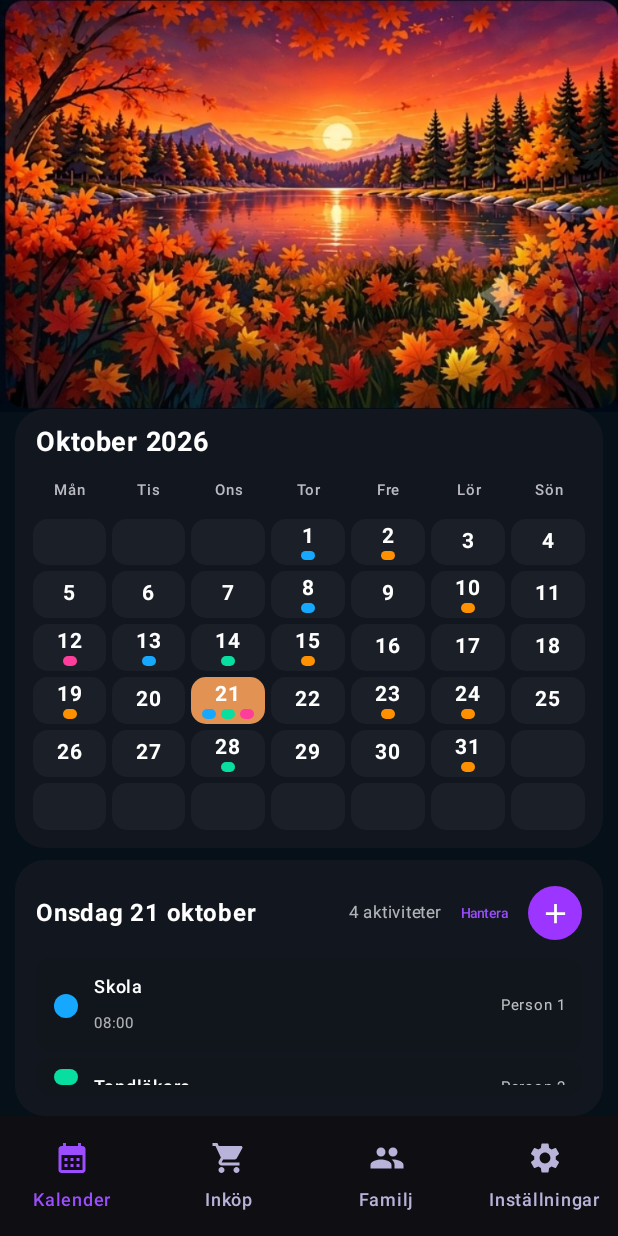
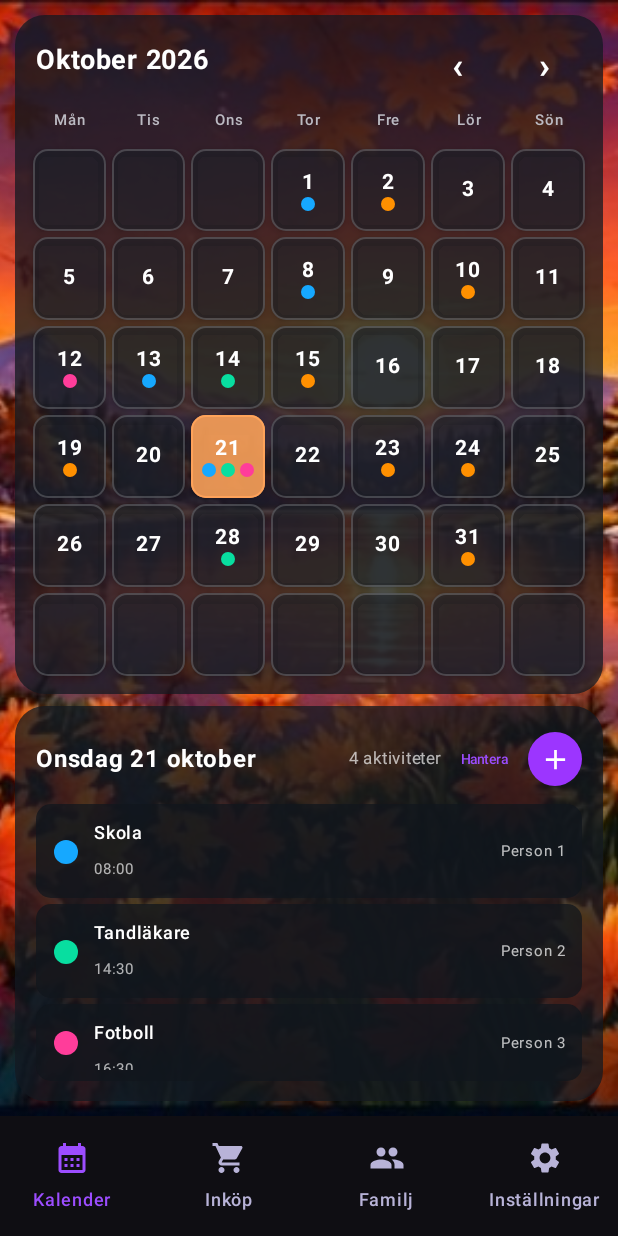
Before and after one commit to bananofil-wq/Familjekalender4.0, an Android app built with Jetpack Compose: the composable PreviewScreen shown on its own in the app's theme, on a phone screen of 412 x 824 dp. Run offline under Robolectric (Android 15) with nearby library versions, the phone set to English and light mode, and no system bars; network calls fail.

Commit message:
Implement full-screen glass calendar and month swipe

```diff
--- a/app/src/main/java/se/familjekalender/app/ExactCalendarScreen.kt
+++ b/app/src/main/java/se/familjekalender/app/ExactCalendarScreen.kt
@@ -3,8 +3,10 @@ package se.familjekalender.app
 import android.app.Activity
 import android.app.TimePickerDialog
 import android.widget.ImageView
+import androidx.compose.foundation.BorderStroke
 import androidx.compose.foundation.background
 import androidx.compose.foundation.clickable
+import androidx.compose.foundation.gestures.detectHorizontalDragGestures
 import androidx.compose.foundation.layout.*
 import androidx.compose.foundation.rememberScrollState
 import androidx.compose.foundation.shape.CircleShape
@@ -18,6 +20,7 @@ import androidx.compose.ui.Alignment
 import androidx.compose.ui.Modifier
 import androidx.compose.ui.draw.clip
 import androidx.compose.ui.graphics.Color
+import androidx.compose.ui.input.pointer.pointerInput
 import androidx.compose.ui.platform.LocalContext
 import androidx.compose.ui.text.font.FontWeight
 import androidx.compose.ui.text.style.TextAlign
@@ -61,18 +64,18 @@ internal fun ExactCalendarScreen(
     }
 
     BoxWithConstraints(Modifier.fillMaxSize().background(Color(0xFF061019))) {
-        val heroH = maxWidth * (2f / 3f)
-        val contentTop = heroH - 2.dp
-        val availableH = (maxHeight - contentTop).coerceAtLeast(360.dp)
+        SeasonalPhoto(mode, Modifier.matchParentSize())
 
-        SeasonalPhoto(mode, Modifier.fillMaxWidth().height(heroH))
+        fun moveMonth(delta: Long) {
+            val next = month.plusMonths(delta)
+            month = next
+            onSelect(next.atDay(1))
+        }
 
         Column(
             Modifier
-                .fillMaxWidth()
-                .padding(horizontal = 10.dp)
-                .offset(y = contentTop)
-                .height(availableH),
+                .fillMaxSize()
+                .padding(horizontal = 10.dp, vertical = 10.dp),
             verticalArrangement = Arrangement.spacedBy(8.dp)
         ) {
             MonthPanel(
@@ -82,7 +85,26 @@ internal fun ExactCalendarScreen(
                 events = events,
                 members = members,
                 accent = palette.accent,
-                modifier = Modifier.fillMaxWidth().weight(1.72f)
+                onPreviousMonth = { moveMonth(-1) },
+                onNextMonth = { moveMonth(1) },
+                modifier = Modifier
+                    .fillMaxWidth()
+                    .weight(1.72f)
+                    .pointerInput(month) {
+                        var drag = 0f
+                        detectHorizontalDragGestures(
+                            onDragStart = { drag = 0f },
+                            onHorizontalDrag = { _, amount -> drag += amount },
+                            onDragEnd = {
+                                when {
+                                    drag <= -70f -> moveMonth(1)
+                                    drag >= 70f -> moveMonth(-1)
+                                }
+                                drag = 0f
+                            },
+                            onDragCancel = { drag = 0f }
+                        )
+                    }
             )
             DayPanel(
                 date = date,
@@ -219,20 +241,30 @@ private fun MonthPanel(
     events: List<SyncEvent>,
     members: List<SyncMember>,
     accent: Color,
+    onPreviousMonth: () -> Unit,
+    onNextMonth: () -> Unit,
     modifier: Modifier
 ) {
     val offset = month.atDay(1).dayOfWeek.value - 1
     val monthName = month.month.getDisplayName(TextStyle.FULL, Locale("sv", "SE")).replaceFirstChar { it.uppercase() }
 
-    Card(modifier, shape = RoundedCornerShape(20.dp), colors = CardDefaults.cardColors(containerColor = Color(0xF3131820))) {
+    Card(modifier, shape = RoundedCornerShape(20.dp), colors = CardDefaults.cardColors(containerColor = Color(0xBF131820))) {
         Column(Modifier.fillMaxSize().padding(horizontal = 10.dp, vertical = 10.dp)) {
+            Row(Modifier.fillMaxWidth(), verticalAlignment = Alignment.CenterVertically) {
                 Text(
                     "$monthName ${month.year}",
                     color = Color.White,
                     fontSize = 18.sp,
                     fontWeight = FontWeight.Bold,
-                modifier = Modifier.padding(start = 4.dp, bottom = 8.dp)
+                    modifier = Modifier.weight(1f).padding(start = 4.dp, bottom = 8.dp)
                 )
+                TextButton(onClick = onPreviousMonth, contentPadding = PaddingValues(horizontal = 6.dp, vertical = 0.dp)) {
+                    Text("‹", color = Color.White, fontSize = 24.sp, fontWeight = FontWeight.Bold)
+                }
+                TextButton(onClick = onNextMonth, contentPadding = PaddingValues(horizontal = 6.dp, vertical = 0.dp)) {
+                    Text("›", color = Color.White, fontSize = 24.sp, fontWeight = FontWeight.Bold)
+                }
+            }
             Row(Modifier.fillMaxWidth()) {
                 listOf("Mån", "Tis", "Ons", "Tor", "Fre", "Lör", "Sön").forEach {
                     Text(
@@ -257,7 +289,14 @@ private fun MonthPanel(
 
                         Card(
                             colors = CardDefaults.cardColors(
-                                containerColor = if (selectedDay) accent.copy(alpha = .88f) else Color(0xFF1B2028)
+                                containerColor = if (selectedDay) accent.copy(alpha = .88f) else Color(0x991B2028)
+                            ),
+                            border = BorderStroke(
+                                1.dp,
+                                if (selectedDay) accent.copy(alpha = .95f) else Color.White.copy(alpha = .18f)
+                            ),
+                            elevation = CardDefaults.cardElevation(
+                                defaultElevation = if (selectedDay) 6.dp else 3.dp
                             ),
                             shape = RoundedCornerShape(10.dp),
                             modifier = Modifier
@@ -326,7 +365,7 @@ private fun DayPanel(
 ) {
     var selectedEvent by remember { mutableStateOf<SyncEvent?>(null) }
 
-    Card(modifier, shape = RoundedCornerShape(20.dp), colors = CardDefaults.cardColors(containerColor = Color(0xF3131820))) {
+    Card(modifier, shape = RoundedCornerShape(20.dp), colors = CardDefaults.cardColors(containerColor = Color(0xBF131820))) {
         Column(Modifier.fillMaxSize().padding(horizontal = 14.dp, vertical = 11.dp)) {
             val dayName = date.dayOfWeek.getDisplayName(TextStyle.FULL, Locale("sv", "SE")).replaceFirstChar { it.uppercase() }
             val monthName = date.month.getDisplayName(TextStyle.FULL, Locale("sv", "SE"))
@@ -367,7 +406,7 @@ private fun DayPanel(
                 val member = members.find { it.id == event.memberId }
                 val eventColor = member?.let { Color(it.colorArgb.toInt()) } ?: Color(0xFF8D95A5)
                 Card(
-                    colors = CardDefaults.cardColors(containerColor = Color(0xFF11161D)),
+                    colors = CardDefaults.cardColors(containerColor = Color(0xBF11161D)),
                     shape = RoundedCornerShape(10.dp),
                     modifier = Modifier
                         .fillMaxWidth()
```
Lines whose indentation alone changed are shown as unchanged.
